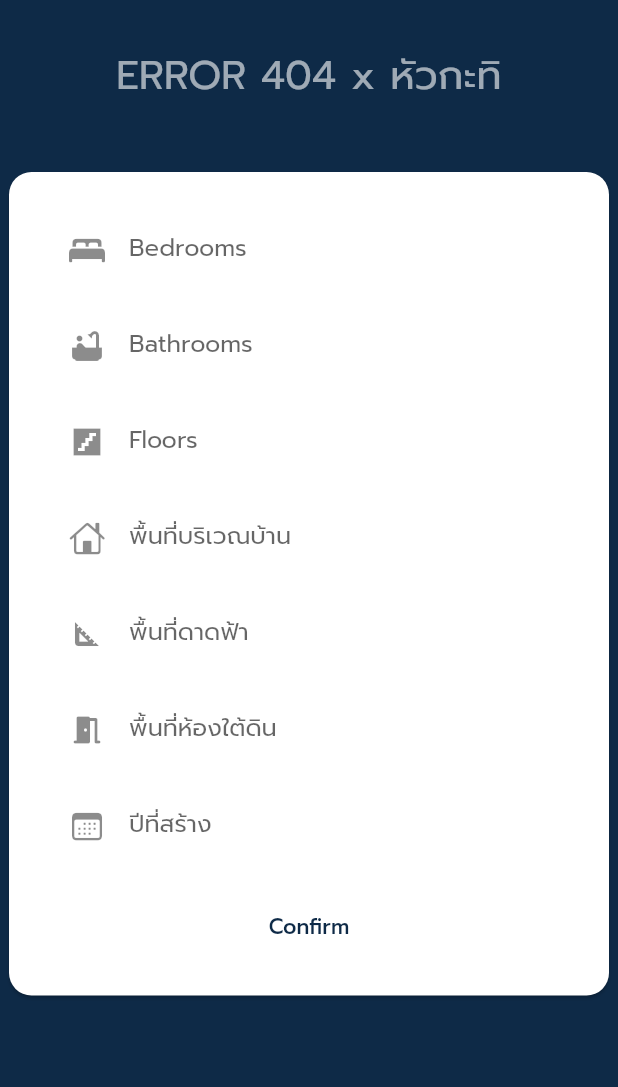
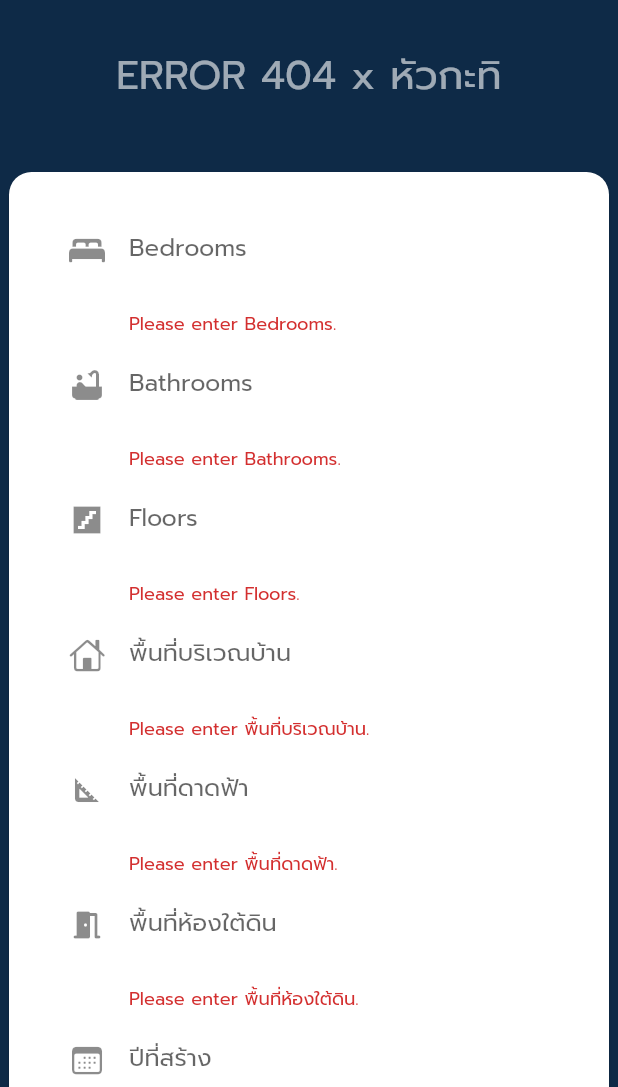
Before and after one commit to ParkSoravee/Home-Price-Prediction-WebApp, a Flutter app: the screen it shows after launch, after a tap on "Confirm", on a phone screen of 412 x 824 dp, the part 149-1236 px from its top. Run offline on Flutter 3.47's test engine with Material 2 defaults, Android fonts, the phone set to English and light mode, and no system bars.

Commit message:
added form validate and show results.

```diff
--- /dev/null
+++ b/lib/models/regression_model.dart
@@ -0,0 +1,100 @@
+import 'package:house_price_prediction/models/userInput_model.dart';
+
+class VariableModel {
+  final String varName;
+  final double coef;
+  final String title;
+  final String unit;
+  double val;
+
+  VariableModel({
+    required this.varName,
+    required this.coef,
+    required this.title,
+    required this.unit,
+    this.val = 0.0,
+  });
+
+  void setVal(double newVal) {
+    val = newVal;
+  }
+}
+
+class RegressionModel {
+  final _models = [
+    VariableModel(
+      varName: "bedroom",
+      coef: 1,
+      title: "Bedrooms",
+      unit: "ห้อง",
+    ),
+    VariableModel(
+      varName: "bathroom",
+      coef: 2,
+      title: "Bathrooms",
+      unit: "ห้อง",
+    ),
+    VariableModel(
+      varName: "floor",
+      coef: 4,
+      title: "Floors",
+      unit: "ชั้น",
+    ),
+    VariableModel(
+      varName: "sqft_living",
+      coef: 3,
+      title: "พื้นที่บริเวณบ้าน",
+      unit: "ตารางฟุต",
+    ),
+    VariableModel(
+      varName: "sqft_above",
+      coef: 5,
+      title: "พื้นที่ดาดฟ้า",
+      unit: "ตารางฟุต",
+    ),
+    VariableModel(
+      varName: "sqft_basement",
+      coef: 6,
+      title: "พื้นที่ห้องใต้ดิน",
+      unit: "ตารางฟุต",
+    ),
+    VariableModel(
+      varName: "yr_old",
+      coef: 7,
+      title: "ปีที่สร้าง",
+      unit: "ค.ศ.",
+    ),
+  ];
+  final double _cons = -1.0;
+
+  List<VariableModel> get items {
+    return [..._models];
+  }
+
+  double get cons {
+    return _cons;
+  }
+
+  double calculateModel(List<VariableModel> models) {
+    var answer = 0.0;
+    for (var i = 0; i < _models.length; i++) {
+      answer += _models[i].coef * models[i].val;
+      print('${_models[i].varName} : ${models[i].val}');
+    }
+    answer += _cons;
+    // _printVal();
+    return answer;
+  }
+
+  // void resetAllVal() {
+  //   for (var i = 0; i < _models.length; i++) {
+  //     _models[i].val = 0.0;
+  //   }
+  // }
+
+  void _printVal() {
+    for (var i = 0; i < _models.length; i++) {
+      print('${_models[i].varName} : ${_models[i].val}');
+    }
+  }
+}
--- /dev/null
+++ b/lib/models/userInput_model.dart
@@ -0,0 +1,19 @@
+class UserInputModel {
+  final double bedroom;
+  final double bathroom;
+  final double floor;
+  final double sqftLiving;
+  final double sqftAbove;
+  final double sqftBasement;
+  final int yrBuilt;
+
+  UserInputModel({
+    required this.bedroom,
+    required this.bathroom,
+    required this.floor,
+    required this.sqftLiving,
+    required this.sqftAbove,
+    required this.sqftBasement,
+    required this.yrBuilt,
+  });
+}
--- a/lib/regression_model.dart
+++ /dev/null
@@ -1,57 +0,0 @@
-class RegressionModel {
-  static final models = [
-    {
-      "varName": "bedroom",
-      "value": 1,
-      "title": "Bedrooms",
-      "unit": "ห้อง",
-    },
-    {
-      "varName": "bathroom",
-      "value": 2,
-      "title": "Bathrooms",
-      "unit": "ห้อง",
-    },
-    {
-      "varName": "sqft_living",
-      "value": 3,
-      "title": "พื้นที่บริเวณบ้าน",
-      "unit": "ตารางฟุต",
-    },
-    {
-      "varName": "floor",
-      "value": 4,
-      "title": "Floors",
-      "unit": "ชั้น",
-    },
-    {
-      "varName": "sqft_above",
-      "value": 5,
-      "title": "พื้นที่ดาดฟ้า",
-      "unit": "ตารางฟุต",
-    },
-    {
-      "varName": "sqft_basement",
-      "value": 6,
-      "title": "พื้นที่ห้องใต้ดิน",
-      "unit": "ตารางฟุต",
-    },
-    {
-      "varName": "yr_old",
-      "value": 7,
-      "title": "อายุบ้าน",
-      "unit": "ปี",
-    },
-  ];
-  static const con = -1;
-
-  double calculateModel(Map<String, double> userInput) {
-    var answer = 0.0;
-    for (var i = 0; i < models.length; i++) {
-      answer +=
-          (models[i]['value'] as double) * userInput[models[i]["varName"]]!;
-    }
-    answer += con;
-    return answer;
-  }
-}
--- a/lib/widgets/center_form.dart
+++ b/lib/widgets/center_form.dart
@@ -1,6 +1,8 @@
 import 'package:flutter/cupertino.dart';
 import 'package:flutter/material.dart';
-import 'package:house_price_prediction/regression_model.dart';
+import 'package:house_price_prediction/models/regression_model.dart';
+import 'package:house_price_prediction/models/userInput_model.dart';
+import 'package:house_price_prediction/widgets/my_form.dart';
 
 class CenterForm extends StatefulWidget {
   const CenterForm({Key? key}) : super(key: key);
@@ -10,67 +12,29 @@ class CenterForm extends StatefulWidget {
 }
 
 class _CenterFormState extends State<CenterForm> {
-  final con = RegressionModel.con;
-
-  var predictPrice = 0.0;
-  var userInput = {
-    "bedroom": 12312.123,
-    "bathroom": 1.0,
-    "sqft_living": 123123.123,
-    "floor": 1.0,
-    "sqft_above": 1.0,
-    "sqft_basement": 212312.0,
-    "yr_old": 1.0,
-  };
+  // var predictPrice = 0.0;
+  // var userInput = UserInputModel(
+  //   bedroom: 12312.123,
+  //   bathroom: 1.0,
+  //   floor: 1.0,
+  //   sqftLiving: 123123.123,
+  //   sqftAbove: 1.0,
+  //   sqftBasement: 212312.0,
+  //   yrBuilt: 1,
+  // );
 
   void resetValue() {
     setState(() {
-      userInput = {
-        "bedroom": 0,
-        "bathroom": 0,
-        "sqft_living": 0,
-        "floor": 0,
-        "sqft_above": 0,
-        "sqft_basement": 0,
-        "yr_old": 0,
-      };
+      // userInput = UserInputModel(
+      //   bedroom: 0,
+      //   bathroom: 0,
+      //   sqftLiving: 0,
+      //   floor: 0,
+      //   sqftAbove: 0,
+      //   sqftBasement: 0,
+      //   yrBuilt: 0,
+      // );
     });
-  }
-
-  void submit() {
-    predictPrice = RegressionModel().calculateModel(userInput);
-    showDialog(
-      context: context,
-      builder: (ctx) => AlertDialog(
-        title: Text('Home price prediction...'),
-        content: Text(
-          '${predictPrice.toInt()} \$',
-          textAlign: TextAlign.center,
-          style: TextStyle(
-            color: Theme.of(context).primaryColor,
-            fontSize: 24,
-            fontWeight: FontWeight.bold,
-          ),
-        ),
-        actions: [
-          TextButton(
-            onPressed: () {
-              Navigator.pop(context);
-              resetValue();
-            },
-            child: Text(
-              'Reset',
-              style: TextStyle(color: Colors.red),
-            ),
-          ),
-          TextButton(
-              onPressed: () {
-                Navigator.pop(context);
-              },
-              child: Text('Okay')),
-        ],
-      ),
-    );
   }
 
   @override
@@ -86,91 +50,7 @@ class _CenterFormState extends State<CenterForm> {
           child: Column(
             mainAxisSize: MainAxisSize.min,
             children: [
-              TextFormField(
-                keyboardType: TextInputType.number,
-                decoration: InputDecoration(
-                  labelText: 'Bedrooms',
-                  icon: Icon(CupertinoIcons.bed_double_fill),
-                  border: InputBorder.none,
-                  suffixText: 'ห้อง',
-                ),
-              ),
-              TextFormField(
-                keyboardType: TextInputType.number,
-                decoration: InputDecoration(
-                  labelText: 'Bathrooms',
-                  icon: Icon(Icons.bathtub),
-                  border: InputBorder.none,
-                  suffixText: 'ห้อง',
-                ),
-              ),
-              TextFormField(
-                keyboardType: TextInputType.number,
-                decoration: InputDecoration(
-                  labelText: 'Floors',
-                  icon: Icon(Icons.stairs_sharp),
-                  border: InputBorder.none,
-                  suffixText: 'ชั้น',
-                ),
-              ),
-              TextFormField(
-                keyboardType: TextInputType.number,
-                decoration: InputDecoration(
-                  labelText: 'พื้นที่บริเวณบ้าน',
-                  icon: Icon(CupertinoIcons.house),
-                  border: InputBorder.none,
-                  suffixText: 'ตารางฟุต',
-                ),
-              ),
-              TextFormField(
-                keyboardType: TextInputType.number,
-                decoration: InputDecoration(
-                  labelText: 'พื้นที่ดาดฟ้า',
-                  icon: Icon(Icons.square_foot),
-                  border: InputBorder.none,
-                  suffixText: 'ตารางฟุต',
-                ),
-              ),
-              TextFormField(
-                keyboardType: TextInputType.number,
-                decoration: InputDecoration(
-                  labelText: 'พื้นที่ห้องใต้ดิน',
-                  icon: Icon(Icons.meeting_room_rounded),
-                  border: InputBorder.none,
-                  suffixText: 'ตารางฟุต',
-                ),
-              ),
-              TextFormField(
-                keyboardType: TextInputType.number,
-                decoration: InputDecoration(
-                  labelText: 'ปีที่สร้าง',
-                  icon: Icon(CupertinoIcons.calendar),
-                  border: InputBorder.none,
-                ),
-              ),
-              SizedBox(
-                height: 10,
-              ),
-              Container(
-                width: double.infinity,
-                child: TextButton(
-                  onPressed: () {
-                    submit();
-                  },
-                  child: Text(
-                    'Confirm',
-                    style: TextStyle(
-                      color: Theme.of(context).primaryColor,
-                    ),
-                  ),
-                  style: TextButton.styleFrom(
-                    shape: RoundedRectangleBorder(
-                      borderRadius: BorderRadius.circular(10),
-                    ),
-                    padding: EdgeInsets.symmetric(horizontal: 20, vertical: 15),
-                  ),
-                ),
-              ),
+              MyForm(),
             ],
           ),
         ),
--- /dev/null
+++ b/lib/widgets/my_form.dart
@@ -0,0 +1,232 @@
+import 'package:flutter/cupertino.dart';
+import 'package:flutter/material.dart';
+
+import '../models/regression_model.dart';
+
+class MyForm extends StatefulWidget {
+  // final Function submit;
+  const MyForm({Key? key}) : super(key: key);
+  // const MyForm(this.submit, {Key? key}) : super(key: key);
+
+  @override
+  _MyFormState createState() => _MyFormState();
+}
+
+class _MyFormState extends State<MyForm> {
+  final models = RegressionModel().items;
+  final _form = GlobalKey<FormState>();
+  var predictPrice = 0.0;
+
+  void _saveForm() {
+    final isValid = _form.currentState!.validate();
+    if (!isValid) {
+      return;
+    }
+
+    _form.currentState!.save();
+
+    predictPrice = RegressionModel().calculateModel(models);
+    showDialog(
+      context: context,
+      builder: (ctx) => AlertDialog(
+        title: Text('Home price prediction...'),
+        content: Text(
+          '${predictPrice.toInt()} \$',
+          textAlign: TextAlign.center,
+          style: TextStyle(
+            color: Theme.of(context).primaryColor,
+            fontSize: 24,
+            fontWeight: FontWeight.bold,
+          ),
+        ),
+        actions: [
+          TextButton(
+            onPressed: () {
+              Navigator.pop(context);
+              // resetValue(); TODO: Here
+            },
+            child: Text(
+              'Reset',
+              style: TextStyle(color: Colors.red),
+            ),
+          ),
+          TextButton(
+              onPressed: () {
+                Navigator.pop(context);
+              },
+              child: Text('Okay')),
+        ],
+      ),
+    );
+  }
+
+  String? Function(String?)? validate(String title) {
+    return (value) {
+      if (value == null || value.isEmpty) {
+        return 'Please enter $title.';
+      }
+      if (double.tryParse(value) == null) {
+        return 'Please enter a valid number.';
+      }
+      if (double.parse(value) < 0) {
+        return 'Please enter a positive number.';
+      }
+    };
+  }
+
+  String? Function(String?)? validateNotEqualZero(String title) {
+    return (value) {
+      if (value == null || value.isEmpty) {
+        return 'Please enter $title.';
+      }
+      if (double.tryParse(value) == null) {
+        return 'Please enter a valid number.';
+      }
+      if (double.parse(value) <= 0) {
+        return 'Please enter a valid number.';
+      }
+    };
+  }
+
+  @override
+  Widget build(BuildContext context) {
+    return Form(
+      key: _form,
+      child: Column(
+        children: [
+          TextFormField(
+            keyboardType: TextInputType.number,
+            decoration: InputDecoration(
+              labelText: models[0].title,
+              icon: Icon(CupertinoIcons.bed_double_fill),
+              border: InputBorder.none,
+              suffixText: models[0].unit,
+            ),
+            onSaved: (value) {
+              if (value == null) return;
+              models[0].setVal(double.parse(value));
+            },
+            validator: validate(models[0].title),
+          ),
+          TextFormField(
+            keyboardType: TextInputType.number,
+            decoration: InputDecoration(
+              labelText: models[1].title,
+              icon: Icon(Icons.bathtub),
+              border: InputBorder.none,
+              suffixText: models[1].unit,
+            ),
+            onSaved: (value) {
+              if (value == null) return;
+              models[1].setVal(double.parse(value));
+            },
+            validator: validateNotEqualZero(models[1].title),
+          ),
+          TextFormField(
+            keyboardType: TextInputType.number,
+            decoration: InputDecoration(
+              labelText: models[2].title,
+              icon: Icon(Icons.stairs_sharp),
+              border: InputBorder.none,
+              suffixText: models[2].unit,
+            ),
+            onSaved: (value) {
+              if (value == null) return;
+              models[2].setVal(double.parse(value));
+            },
+            validator: validateNotEqualZero(models[2].title),
+          ),
+          TextFormField(
+            keyboardType: TextInputType.number,
+            decoration: InputDecoration(
+              labelText: models[3].title,
+              icon: Icon(CupertinoIcons.house),
+              border: InputBorder.none,
+              suffixText: models[3].unit,
+            ),
+            onSaved: (value) {
+              if (value == null) return;
+              models[3].setVal(double.parse(value));
+            },
+            validator: validateNotEqualZero(models[3].title),
+          ),
+          TextFormField(
+            keyboardType: TextInputType.number,
+            decoration: InputDecoration(
+              labelText: models[4].title,
+              icon: Icon(Icons.square_foot),
+              border: InputBorder.none,
+              suffixText: models[4].unit,
+            ),
+            onSaved: (value) {
+              if (value == null) return;
+              models[4].setVal(double.parse(value));
+            },
+            validator: validate(models[4].title),
+          ),
+          TextFormField(
+            keyboardType: TextInputType.number,
+            decoration: InputDecoration(
+              labelText: models[5].title,
+              icon: Icon(Icons.meeting_room_rounded),
+              border: InputBorder.none,
+              suffixText: models[5].unit,
+            ),
+            onSaved: (value) {
+              if (value == null) return;
+              models[5].setVal(double.parse(value));
+            },
+            validator: validate(models[5].title),
+          ),
+          TextFormField(
+            keyboardType: TextInputType.number,
+            decoration: InputDecoration(
+              labelText: models[6].title,
+              icon: Icon(CupertinoIcons.calendar),
+              border: InputBorder.none,
+              suffixText: models[6].unit,
+            ),
+            onSaved: (value) {
+              if (value == null) return;
+              models[6].setVal(2021 - double.parse(value));
+            },
+            validator: (value) {
+              if (value == null || value.isEmpty) {
+                return 'Please enter ${models[6].title}.';
+              }
+              if (double.tryParse(value) == null) {
+                return 'Please enter a valid number.';
+              }
+              if (2021 - double.parse(value) <= 0) {
+                return 'Please enter a positive number.';
+              }
+            },
+          ),
+          SizedBox(
+            height: 10,
+          ),
+          Container(
+            width: double.infinity,
+            child: TextButton(
+              onPressed: () {
+                _saveForm();
+              },
+              child: Text(
+                'Confirm',
+                style: TextStyle(
+                  color: Theme.of(context).primaryColor,
+                ),
+              ),
+              style: TextButton.styleFrom(
+                shape: RoundedRectangleBorder(
+                  borderRadius: BorderRadius.circular(10),
+                ),
+                padding: EdgeInsets.symmetric(horizontal: 20, vertical: 15),
+              ),
+            ),
+          ),
+        ],
+      ),
+    );
+  }
+}
```
